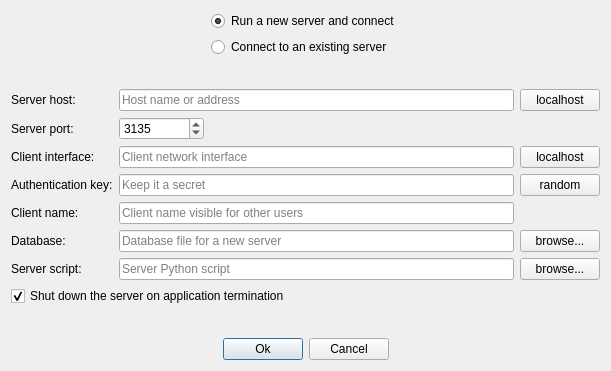
Above: src/ui/connectiondialog.ui from codilime/veles before the change. Below: the same form after it.
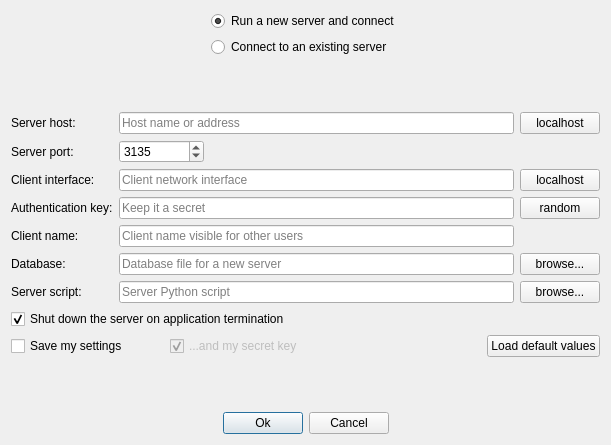
That is the form after the change.

Commit message: ConnectionDialog - possibility to save/load settings

```diff
--- a/src/ui/connectiondialog.ui
+++ b/src/ui/connectiondialog.ui
@@ -10,7 +10,7 @@
     <x>0</x>
     <y>0</y>
     <width>611</width>
-    <height>371</height>
+    <height>445</height>
    </rect>
   </property>
   <property name="windowTitle">
@@ -251,7 +251,7 @@
        </property>
       </widget>
      </item>
-     <item row="7" column="0" colspan="3">
+     <item row="8" column="0" colspan="3">
       <widget class="QCheckBox" name="shut_down_server_check_box">
        <property name="text">
         <string>Shut down the server on application termination</string>
@@ -261,6 +261,63 @@
        </property>
       </widget>
      </item>
+     <item row="9" column="0" colspan="3">
+      <layout class="QHBoxLayout" name="horizontalLayout" stretch="0,1,0,5,0">
+       <item>
+        <widget class="QCheckBox" name="save_settings_check_box">
+         <property name="text">
+          <string>Save my settings</string>
+         </property>
+        </widget>
+       </item>
+       <item>
+        <spacer name="horizontalSpacer_7">
+         <property name="orientation">
+          <enum>Qt::Horizontal</enum>
+         </property>
+         <property name="sizeHint" stdset="0">
+          <size>
+           <width>40</width>
+           <height>20</height>
+          </size>
+         </property>
+        </spacer>
+       </item>
+       <item>
+        <widget class="QCheckBox" name="save_key_check_box">
+         <property name="enabled">
+          <bool>false</bool>
+         </property>
+         <property name="text">
+          <string>...and my secret key</string>
+         </property>
+         <property name="checked">
+          <bool>true</bool>
+         </property>
+        </widget>
+       </item>
+       <item>
+        <spacer name="horizontalSpacer_6">
+         <property name="orientation">
+          <enum>Qt::Horizontal</enum>
+         </property>
+         <property name="sizeHint" stdset="0">
+          <size>
+           <width>40</width>
+           <height>20</height>
+          </size>
+         </property>
+        </spacer>
+       </item>
+       <item>
+        <widget class="QPushButton" name="load_defaults_button">
+         <property name="text">
+          <string>Load default values</string>
+         </property>
+        </widget>
+       </item>
+      </layout>
+     </item>
     </layout>
    </item>
    <item>
```
Left out of the diff: 54 changed lines with no effect on the pictures. The commit also changes 2 other files.
